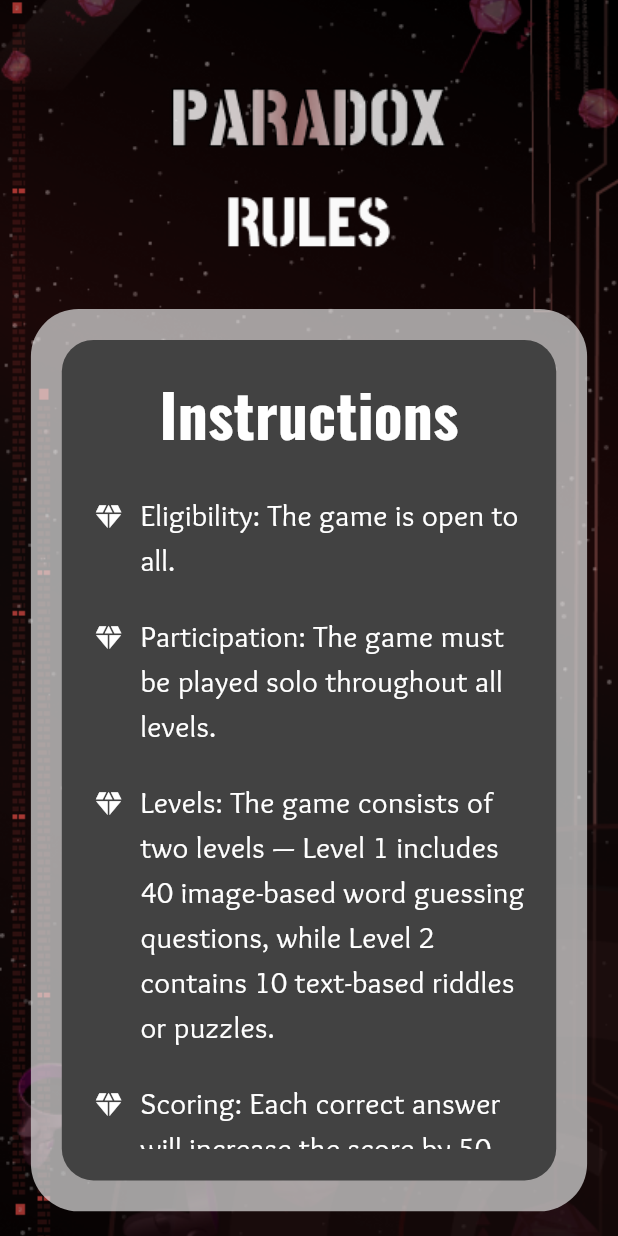
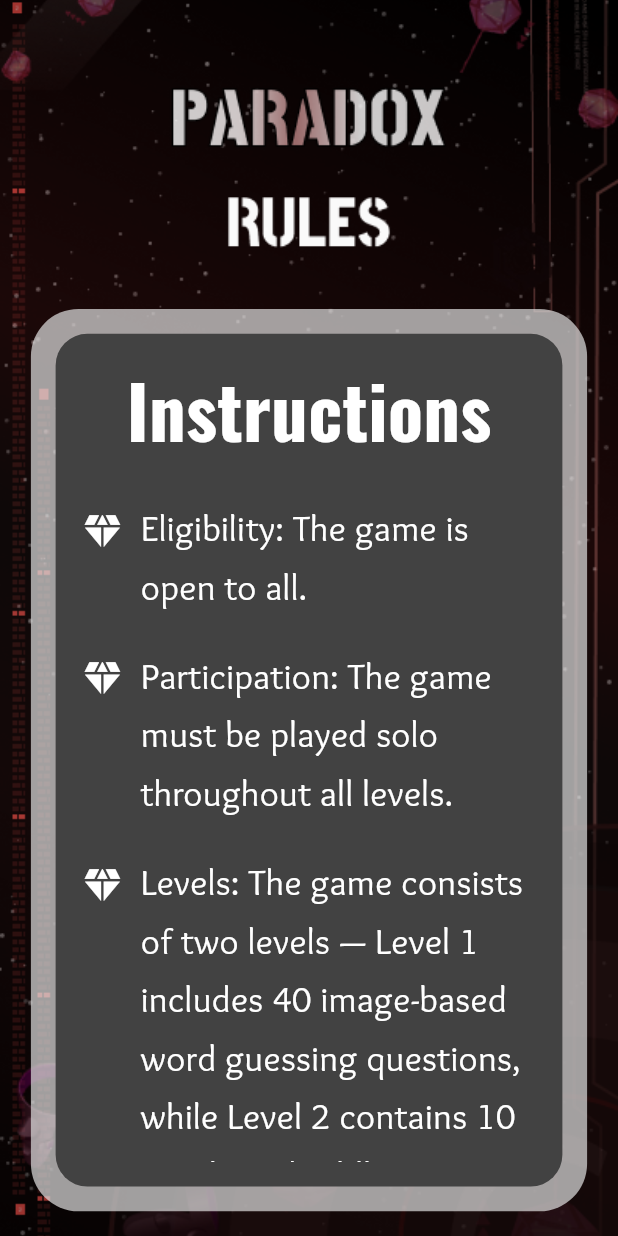
Before and after one commit to Teamexe/Paradox-2025, a Flutter app: the RulesScreen screen opened directly, on a phone screen of 412 x 824 dp. Run offline on Flutter 3.47's test engine with Material 3 defaults, Android fonts, the phone set to English and light mode, and no system bars; our stand-ins replace confetti, flutter_secure_storage; accounts and stored records are empty.

Commit message:
rules +prize change

```diff
--- a/paradox_25/lib/screens/prizes_screen.dart
+++ b/paradox_25/lib/screens/prizes_screen.dart
@@ -131,21 +131,21 @@ class PrizesScreen extends StatelessWidget {
                                         children: [
                                           _buildPrize(
                                             'assets/images/cash_prize.png',
-                                            'Cash prize',
+                                            '₹1500',
                                             scale,
                                             screenWidth,
                                             screenHeight,
                                           ),
                                           _buildPrize(
                                             'assets/images/speaker.png',
-                                            'Speaker',
+                                            '₹1000',
                                             scale,
                                             screenWidth,
                                             screenHeight,
                                           ),
                                           _buildPrize(
                                             'assets/images/watch.png',
-                                            'Watch',
+                                            '₹500',
                                             scale,
                                             screenWidth,
                                             screenHeight,
--- a/paradox_25/lib/screens/rules_screen.dart
+++ b/paradox_25/lib/screens/rules_screen.dart
@@ -10,15 +10,9 @@ class RulesScreen extends StatelessWidget {
         builder: (context, constraints) {
           final screenWidth = constraints.maxWidth;
           final screenHeight = constraints.maxHeight;
-          final isSmallScreen = screenWidth < 400;
 
-          // Responsive scaling function
-          double scale(double value) =>
-              value * (screenWidth / 390); // 390 is a common base width
-
-          // Responsive font size function (adjusted)
-          double responsiveFont(double size) =>
-              size * (screenWidth / 375); // Use screenWidth for scaling
+          double scale(double value) => value * (screenWidth / 390);
+          double fontScale(double size) => size * (screenWidth / 375);
 
           return Container(
             decoration: const BoxDecoration(
@@ -42,7 +36,7 @@ class RulesScreen extends StatelessWidget {
                 ),
                 SizedBox(height: screenHeight * 0.02),
 
-                // Main Content
+                // Main Instruction Container
                 Expanded(
                   child: Container(
                     width: screenWidth * 0.9,
@@ -55,8 +49,8 @@ class RulesScreen extends StatelessWidget {
                       borderRadius: BorderRadius.circular(scale(30)),
                     ),
                     child: Container(
-                      margin: EdgeInsets.all(screenWidth * 0.05),
-                      padding: EdgeInsets.all(screenWidth * 0.05),
+                      margin: EdgeInsets.all(screenWidth * 0.04),
+                      padding: EdgeInsets.all(screenWidth * 0.04),
                       decoration: BoxDecoration(
                         color: Colors.grey.shade800,
                         borderRadius: BorderRadius.circular(scale(20)),
@@ -69,16 +63,13 @@ class RulesScreen extends StatelessWidget {
                               'Instructions',
                               style: TextStyle(
                                 color: Colors.white,
-                                fontSize: responsiveFont(
-                                  isSmallScreen ? 28 : 36,
-                                ),
+                                fontSize: fontScale(44), // Bigger title
                                 fontFamily: 'Oswald',
                                 fontWeight: FontWeight.bold,
                               ),
                             ),
                           ),
                           SizedBox(height: screenHeight * 0.03),
-                          // Scrollable Rules Section
                           Expanded(
                             child: SingleChildScrollView(
                               child: Column(
@@ -88,36 +79,42 @@ class RulesScreen extends StatelessWidget {
                                     context,
                                     'Eligibility: The game is open to all.',
                                     scale,
+                                    fontScale,
                                   ),
                                   _buildSpacing(screenHeight),
                                   _buildRuleItem(
                                     context,
                                     'Participation: The game must be played solo throughout all levels.',
                                     scale,
+                                    fontScale,
                                   ),
                                   _buildSpacing(screenHeight),
                                   _buildRuleItem(
                                     context,
                                     'Levels: The game consists of two levels — Level 1 includes 40 image-based word guessing questions, while Level 2 contains 10 text-based riddles or puzzles.',
                                     scale,
+                                    fontScale,
                                   ),
                                   _buildSpacing(screenHeight),
                                   _buildRuleItem(
                                     context,
                                     'Scoring: Each correct answer will increase the score by 50 points.',
                                     scale,
+                                    fontScale,
                                   ),
                                   _buildSpacing(screenHeight),
                                   _buildRuleItem(
                                     context,
-                                    'Use of Hint: Using hint will decrease the score by 10 points.',
+                                    'Use of Hint: Using a hint will decrease the score by 10 points.',
                                     scale,
+                                    fontScale,
                                   ),
                                   _buildSpacing(screenHeight),
                                   _buildRuleItem(
                                     context,
                                     'Qualification: Only the top 50 scorers from Level 1 will be eligible to move on to Level 2.',
                                     scale,
+                                    fontScale,
                                   ),
                                 ],
                               ),
@@ -136,34 +133,33 @@ class RulesScreen extends StatelessWidget {
     );
   }
 
-  // Spacing widget
   Widget _buildSpacing(double screenHeight) =>
       SizedBox(height: screenHeight * 0.025);
 
-  // Rule builder
   Widget _buildRuleItem(
     BuildContext context,
     String text,
     double Function(double) scale,
+    double Function(double) fontScale,
   ) {
-    final isSmallScreen = MediaQuery.of(context).size.width < 400;
-    double fontSize = isSmallScreen ? scale(15) : scale(19);
+    final bulletSize = scale(28); // Larger bullet
+    final textSize = fontScale(22); // Larger text
 
     return Row(
       crossAxisAlignment: CrossAxisAlignment.start,
       children: [
-        Container(
-          margin: EdgeInsets.only(top: scale(5), right: scale(10)),
-          child: Icon(Icons.diamond, color: Colors.white, size: scale(20)),
+        Padding(
+          padding: EdgeInsets.only(top: scale(6), right: scale(10)),
+          child: Icon(Icons.diamond, color: Colors.white, size: bulletSize),
         ),
         Expanded(
           child: Text(
             text,
             style: TextStyle(
               color: Colors.white,
-              fontSize: fontSize,
+              fontSize: textSize,
               fontFamily: 'Overlock',
-              height: 1.5,
+              height: 1.6,
             ),
           ),
         ),
```
